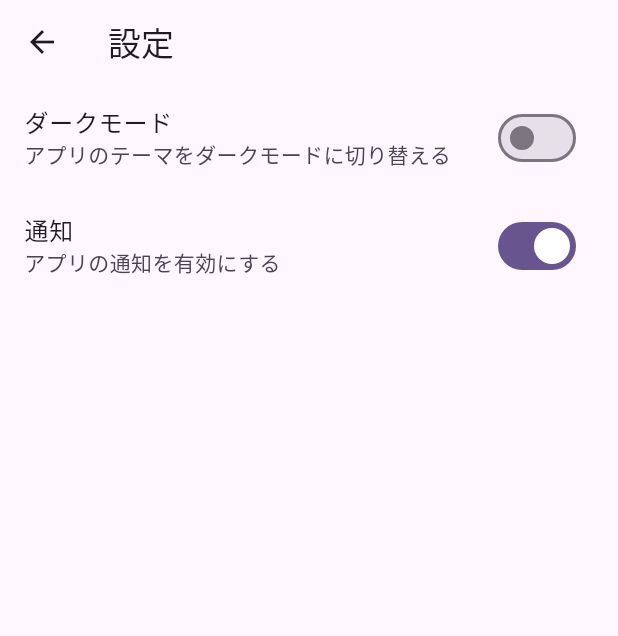
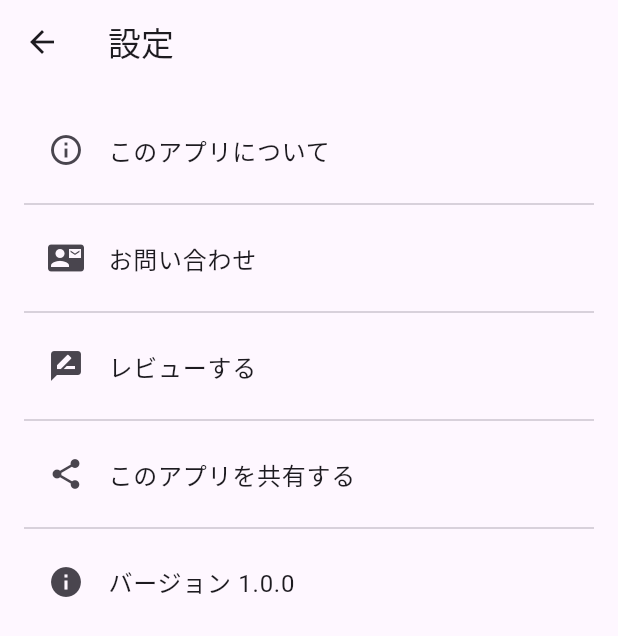
Before and after one commit to Yuki-Naka-Sharing-Study/OkashiReviewAppFlutter, a Flutter app: the SettingsScreen screen opened directly, on a phone screen of 412 x 824 dp. Shown: the top 636 px of the screen. Run offline on Flutter 3.47's test engine with Material 3 defaults, Android fonts, the phone set to English and light mode, and no system bars; our stand-ins replace flutter_rating_bar.

Commit message:
Create settings_screen.dart

```diff
--- a/lib/features/settings/presentation/settings_screen.dart
+++ b/lib/features/settings/presentation/settings_screen.dart
@@ -1,44 +1,62 @@
 import 'package:flutter/material.dart';
 
-class SettingsScreen extends StatefulWidget {
-  @override
-  _SettingsScreenState createState() => _SettingsScreenState();
-}
-
-class _SettingsScreenState extends State<SettingsScreen> {
-  bool _isDarkMode = false;
-  bool _notificationsEnabled = true;
-
+class SettingsScreen extends StatelessWidget {
   @override
   Widget build(BuildContext context) {
     return Scaffold(
       appBar: AppBar(
-        title: Text("設定"),
+        title: Text('設定'),
       ),
-      body: ListView(
+      body: Padding(
+        padding: const EdgeInsets.all(16.0),
+        child: ListView(
           children: [
-          SwitchListTile(
-            title: Text("ダークモード"),
-            subtitle: Text("アプリのテーマをダークモードに切り替える"),
-            value: _isDarkMode,
-            onChanged: (bool value) {
-              setState(() {
-                _isDarkMode = value;
-              });
+            ListTile(
+              leading: Icon(Icons.info_outline),
+              title: Text('このアプリについて'),
+              onTap: () {
+                // ここで「このアプリについて」の内容を表示する処理を追加できます
               },
             ),
-          SwitchListTile(
-            title: Text("通知"),
-            subtitle: Text("アプリの通知を有効にする"),
-            value: _notificationsEnabled,
-            onChanged: (bool value) {
-              setState(() {
-                _notificationsEnabled = value;
-              });
+            Divider(),
+
+            ListTile(
+              leading: Icon(Icons.contact_mail),
+              title: Text('お問い合わせ'),
+              onTap: () {
+                // ここで「お問い合わせ」画面に遷移する処理を追加できます
+              },
+            ),
+            Divider(),
+
+            ListTile(
+              leading: Icon(Icons.rate_review),
+              title: Text('レビューする'),
+              onTap: () {
+                // ここでレビュー画面に遷移する処理を追加できます
+              },
+            ),
+            Divider(),
+
+            ListTile(
+              leading: Icon(Icons.share),
+              title: Text('このアプリを共有する'),
+              onTap: () {
+                // ここでアプリの共有処理を追加できます
+              },
+            ),
+            Divider(),
+
+            ListTile(
+              leading: Icon(Icons.info),
+              title: Text('バージョン 1.0.0'),
+              onTap: () {
+                // ここでバージョン情報の表示処理を追加できます
               },
             ),
           ],
         ),
+      ),
     );
   }
 }
```
Lines whose indentation alone changed are shown as unchanged.
